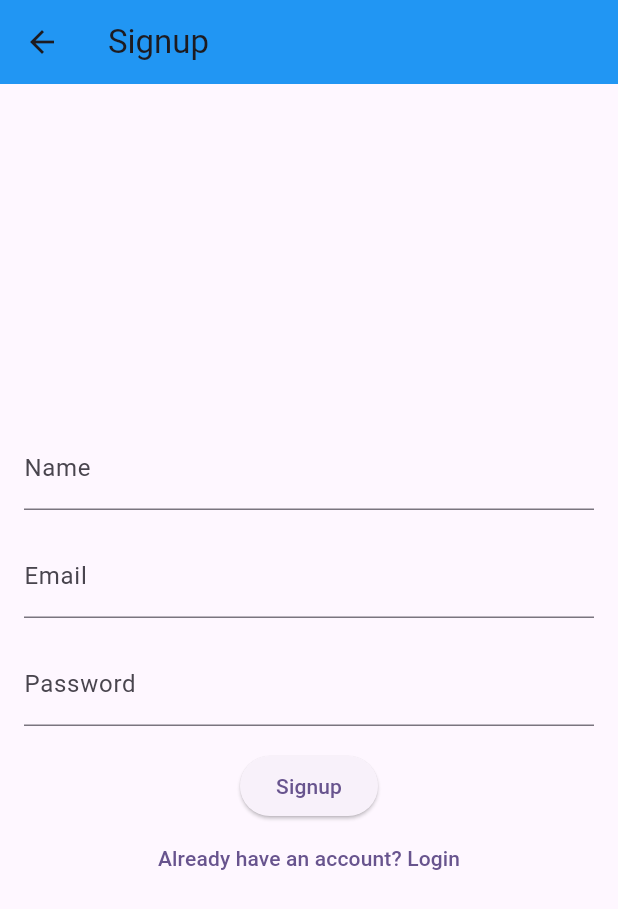
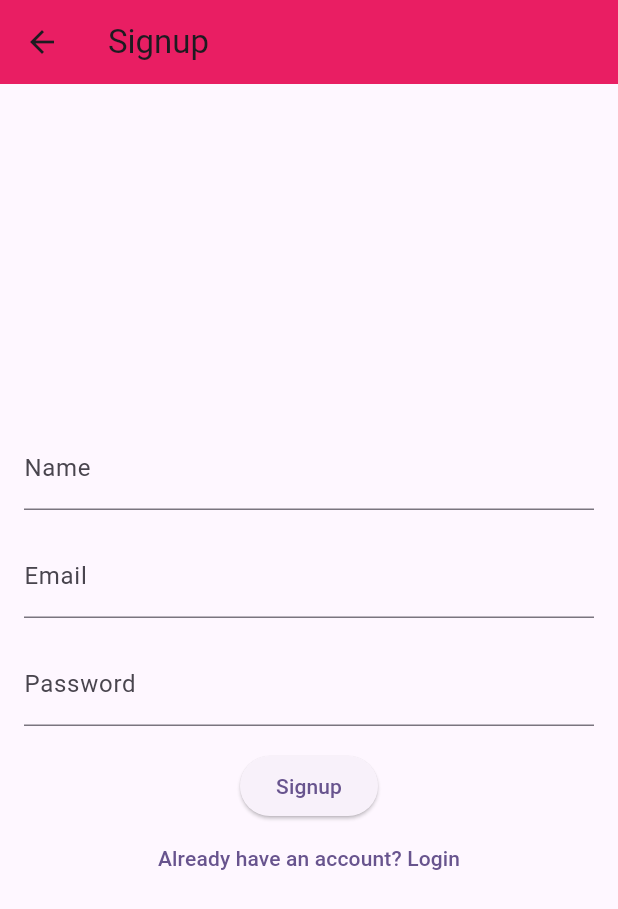
Before and after one commit to KS-SyedSaroshAli/github_practice-, a Flutter app: the SignupPage screen opened directly, on a phone screen of 412 x 824 dp. Shown: the top 909 px of the screen. Run offline on Flutter 3.47's test engine with Material 3 defaults, Android fonts, the phone set to English and light mode, and no system bars.

Commit message:
signip screen app bar color from blue to pink

```diff
--- a/lib/signupScreen.dart
+++ b/lib/signupScreen.dart
@@ -8,7 +8,7 @@ class SignupPage extends StatelessWidget {
   @override
   Widget build(BuildContext context) {
     return Scaffold(
-      appBar: AppBar(title: Text('Signup'),backgroundColor: Colors.blue,),
+      appBar: AppBar(title: Text('Signup'),backgroundColor: Colors.pink,),  //changes here from blue to pink by mubeen
       body: Padding(
         padding: const EdgeInsets.all(16.0),
         child: Column(
```
